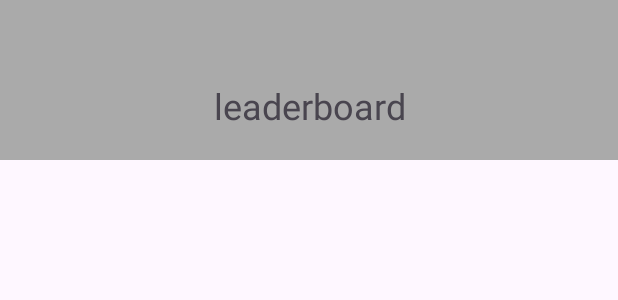
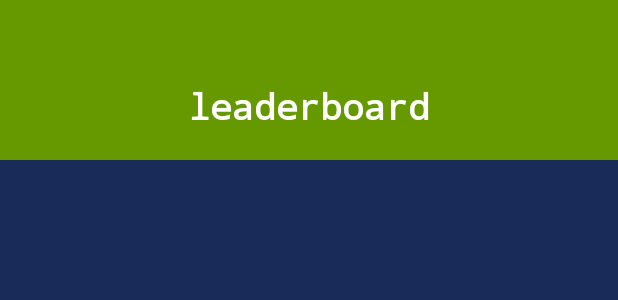
Before and after one commit to BatteryScentedCandle/Pic-4-Words, an Android app: the layout fragment_leaderboard.xml on its own in the app's theme, with its tools: preview values and no code run, on a phone screen of 412 x 824 dp. Shown: the top 300 px of the screen. Run offline under Robolectric (Android 15) with nearby library versions, the phone set to English and light mode, and no system bars.

Commit message:
Leaderboard now pulls from Firebase and also redesigned it

```diff
--- a/app/build.gradle.kts
+++ b/app/build.gradle.kts
@@ -38,6 +38,8 @@ dependencies {
     implementation(libs.legacy.support.v4)
     implementation(libs.lifecycle.livedata.ktx)
     implementation(libs.lifecycle.viewmodel.ktx)
+    implementation(libs.firebase.firestore)
+    implementation(libs.firebase.auth)
     annotationProcessor (libs.compiler)
     implementation(libs.appcompat)
     implementation(libs.material)
--- a/app/src/main/java/com/example/pic_4_words_java/Game/Score.java
+++ b/app/src/main/java/com/example/pic_4_words_java/Game/Score.java
@@ -110,6 +110,10 @@ public class Score extends Fragment {
         startActivity(intent);
     }
 
+    public void saveToDatabase(){
+
+    }
+
 
 
 
--- a/app/src/main/java/com/example/pic_4_words_java/MainMenu/Leaderboard/UserScore.java
+++ b/app/src/main/java/com/example/pic_4_words_java/MainMenu/Leaderboard/UserScore.java
@@ -4,7 +4,7 @@ public class UserScore {
     private String username;
     private int score;
 
-
+    public UserScore(){}
     public UserScore(String username, int score) {
         this.username = username;
         this.score = score;
--- a/app/src/main/res/layout/fragment_leaderboard.xml
+++ b/app/src/main/res/layout/fragment_leaderboard.xml
@@ -3,7 +3,8 @@
     xmlns:tools="http://schemas.android.com/tools"
     android:layout_width="match_parent"
     android:layout_height="match_parent"
-    tools:context=".MainActivity" >
+    tools:context=".MainActivity"
+    android:background="@color/game_background">
     <!--    android:background="@color/app_background"-->
 
     <LinearLayout
@@ -15,8 +16,11 @@
             android:layout_width="match_parent"
             android:layout_height="wrap_content"
             android:text="leaderboard"
+            android:textStyle="bold"
+            android:textColor="#FFFFFF"
+            android:typeface="monospace"
             android:textAlignment="center"
-            android:background="@android:color/darker_gray"
+            android:background="@android:color/holo_green_dark"
             android:paddingTop="54sp"
             android:paddingBottom="20sp"
             android:textSize="24sp"/>
--- a/gradle/libs.versions.toml
+++ b/gradle/libs.versions.toml
@@ -12,6 +12,8 @@ constraintlayout = "2.2.1"
 legacySupportV4 = "1.0.0"
 lifecycleLivedataKtx = "2.9.2"
 lifecycleViewmodelKtx = "2.9.2"
+firebaseFirestore = "26.0.0"
+firebaseAuth = "24.0.0"
 
 [libraries]
 compiler = { module = "com.github.bumptech.glide:compiler", version.ref = "compiler" }
@@ -27,6 +29,8 @@ constraintlayout = { group = "androidx.constraintlayout", name = "constraintlayo
 legacy-support-v4 = { group = "androidx.legacy", name = "legacy-support-v4", version.ref = "legacySupportV4" }
 lifecycle-livedata-ktx = { group = "androidx.lifecycle", name = "lifecycle-livedata-ktx", version.ref = "lifecycleLivedataKtx" }
 lifecycle-viewmodel-ktx = { group = "androidx.lifecycle", name = "lifecycle-viewmodel-ktx", version.ref = "lifecycleViewmodelKtx" }
+firebase-firestore = { group = "com.google.firebase", name = "firebase-firestore", version.ref = "firebaseFirestore" }
+firebase-auth = { group = "com.google.firebase", name = "firebase-auth", version.ref = "firebaseAuth" }
 
 [plugins]
 android-application = { id = "com.android.application", version.ref = "agp" }
```
Also changed, not shown: app/src/main/java/com/example/pic_4_words_java/MainMenu/Leaderboard/LeaderboardAdapter.java (+6 -3 lines), app/src/main/java/com/example/pic_4_words_java/MainMenu/LeaderboardFragment.java (+35 -7 lines), app/src/main/res/layout/user_score_card.xml (+10 -2 lines).
